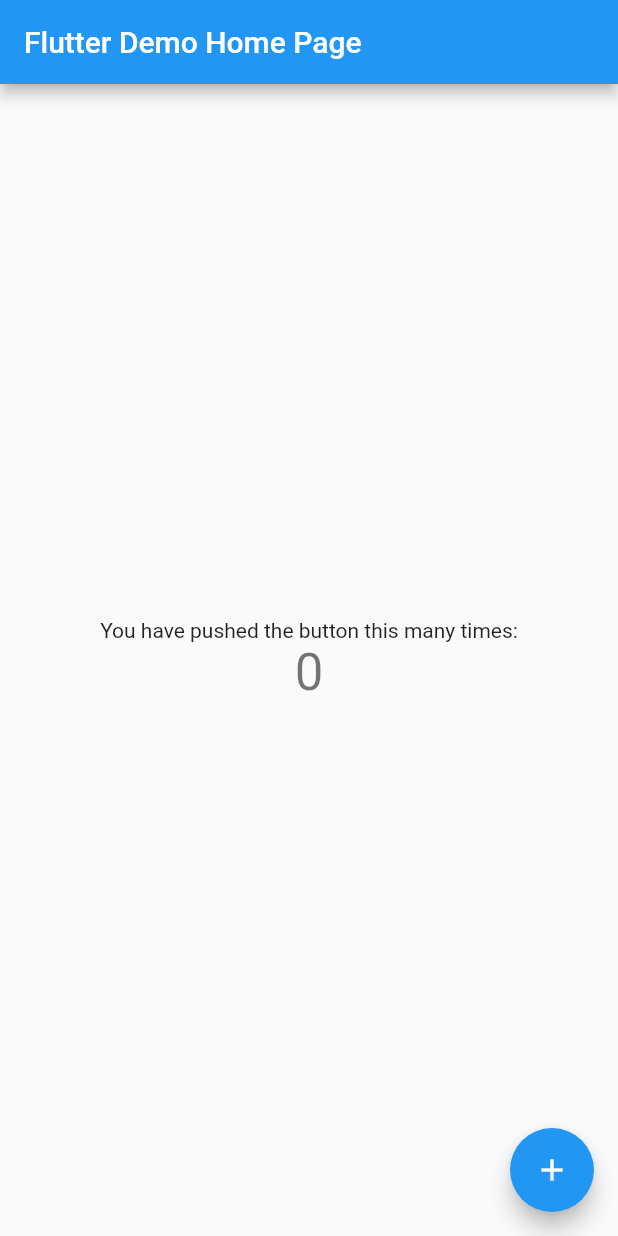
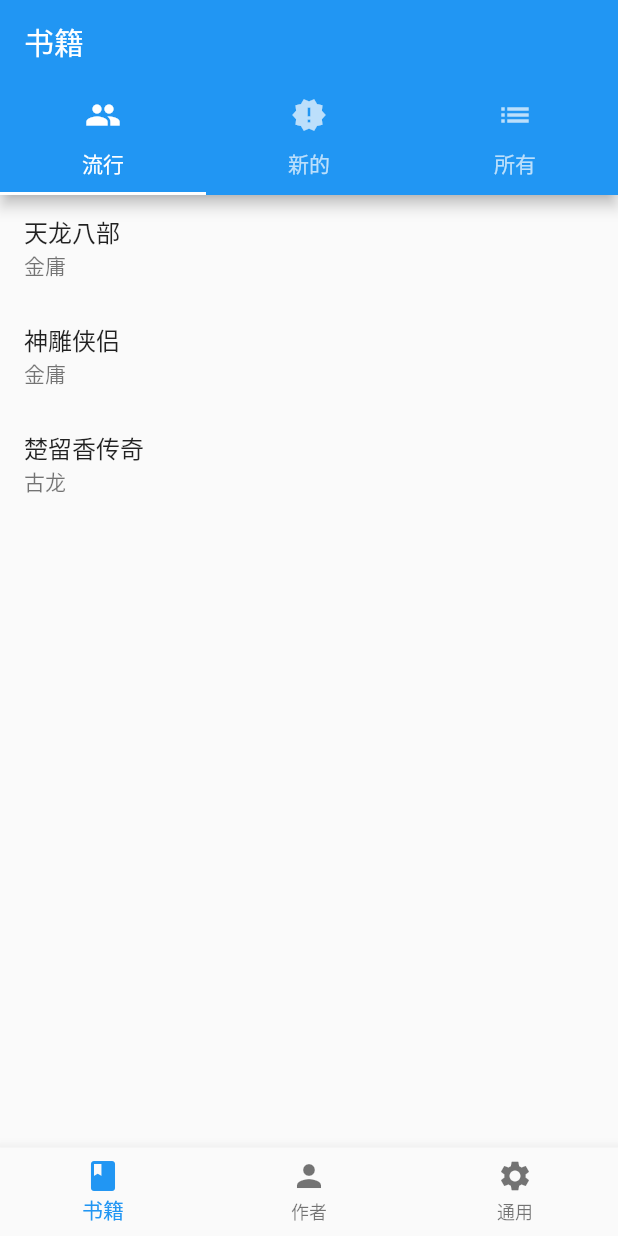
Before and after one commit to chejdj/flutter_learn, a Flutter app: the screen it shows after launch, on a phone screen of 412 x 824 dp. Run offline on Flutter 3.47's test engine with Material 2 defaults, Android fonts, the phone set to English and light mode, and no system bars.

Commit message:
[Feat] finish basic functions

```diff
--- /dev/null
+++ b/lib/app.dart
@@ -0,0 +1,16 @@
+import 'package:flutter/material.dart';
+import 'package:flutter_learn/routing/router.dart';
+
+class App extends StatelessWidget {
+  const App({super.key});
+
+  ///全局配置路由入口
+  @override
+  Widget build(BuildContext context) {
+    return MaterialApp(
+      title: 'Learning Demo',
+      onGenerateRoute: FLRouter.generateRoute,
+      initialRoute: FLRouter.main,
+    );
+  }
+}
--- /dev/null
+++ b/lib/data/author.dart
@@ -0,0 +1,9 @@
+import 'book.dart';
+
+class Author {
+  final int id;
+  final String name;
+  final books = <Book>[];
+
+  Author(this.id, this.name);
+}
--- /dev/null
+++ b/lib/data/book.dart
@@ -0,0 +1,11 @@
+import 'author.dart';
+
+class Book {
+  final int id;
+  final String title;
+  final Author author;
+  final bool isPopular;
+  final bool isNew;
+
+  Book(this.id, this.title, this.isPopular, this.isNew, this.author);
+}
--- /dev/null
+++ b/lib/domain/library.dart
@@ -0,0 +1,45 @@
+import '../data/author.dart';
+import '../data/book.dart';
+
+final libraryInstance = Library()
+  ..addBook(title: '天龙八部', authorName: '金庸', isPopular: true, isNew: true)
+  ..addBook(title: '射雕英雄传', authorName: '金庸', isPopular: false, isNew: true)
+  ..addBook(title: '神雕侠侣', authorName: '金庸', isPopular: true, isNew: false)
+  ..addBook(title: '笑傲江湖', authorName: '金庸', isPopular: false, isNew: false)
+  ..addBook(title: '楚留香传奇', authorName: '古龙', isPopular: true, isNew: true)
+  ..addBook(title: '小李飞刀', authorName: '古龙', isPopular: false, isNew: true)
+  ..addBook(title: '陆小凤传奇', authorName: '古龙', isPopular: false, isNew: true)
+  ..addBook(title: '萧十一郎', authorName: '古龙', isPopular: false, isNew: false);
+
+class Library {
+  final List<Book> allBooks = [];
+  final List<Author> allAuthors = [];
+
+  void addBook({
+    required String title,
+    required String authorName,
+    required bool isPopular,
+    required bool isNew,
+  }) {
+    var author = allAuthors.firstWhere(
+      (author) => author.name == authorName,
+      orElse: () {
+        final value = Author(allAuthors.length, authorName);
+        allAuthors.add(value);
+        return value;
+      },
+    );
+    var book = Book(allBooks.length, title, isPopular, isNew, author);
+
+    author.books.add(book);
+    allBooks.add(book);
+  }
+
+  List<Book> get popularBooks => [
+        ...allBooks.where((book) => book.isPopular),
+      ];
+
+  List<Book> get newBooks => [
+        ...allBooks.where((book) => book.isNew),
+      ];
+}
--- a/lib/main.dart
+++ b/lib/main.dart
@@ -1,115 +1,7 @@
 import 'package:flutter/material.dart';
+import 'package:flutter_learn/app.dart';
 
+///Flutter层代码执行入口
 void main() {
-  runApp(const MyApp());
+  runApp(const App());
 }
-
-class MyApp extends StatelessWidget {
-  const MyApp({super.key});
-
-  // This widget is the root of your application.
-  @override
-  Widget build(BuildContext context) {
-    return MaterialApp(
-      title: 'Flutter Demo',
-      theme: ThemeData(
-        // This is the theme of your application.
-        //
-        // Try running your application with "flutter run". You'll see the
-        // application has a blue toolbar. Then, without quitting the app, try
-        // changing the primarySwatch below to Colors.green and then invoke
-        // "hot reload" (press "r" in the console where you ran "flutter run",
-        // or simply save your changes to "hot reload" in a Flutter IDE).
-        // Notice that the counter didn't reset back to zero; the application
-        // is not restarted.
-        primarySwatch: Colors.blue,
-      ),
-      home: const MyHomePage(title: 'Flutter Demo Home Page'),
-    );
-  }
-}
-
-class MyHomePage extends StatefulWidget {
-  const MyHomePage({super.key, required this.title});
-
-  // This widget is the home page of your application. It is stateful, meaning
-  // that it has a State object (defined below) that contains fields that affect
-  // how it looks.
-
-  // This class is the configuration for the state. It holds the values (in this
-  // case the title) provided by the parent (in this case the App widget) and
-  // used by the build method of the State. Fields in a Widget subclass are
-  // always marked "final".
-
-  final String title;
-
-  @override
-  State<MyHomePage> createState() => _MyHomePageState();
-}
-
-class _MyHomePageState extends State<MyHomePage> {
-  int _counter = 0;
-
-  void _incrementCounter() {
-    setState(() {
-      // This call to setState tells the Flutter framework that something has
-      // changed in this State, which causes it to rerun the build method below
-      // so that the display can reflect the updated values. If we changed
-      // _counter without calling setState(), then the build method would not be
-      // called again, and so nothing would appear to happen.
-      _counter++;
-    });
-  }
-
-  @override
-  Widget build(BuildContext context) {
-    // This method is rerun every time setState is called, for instance as done
-    // by the _incrementCounter method above.
-    //
-    // The Flutter framework has been optimized to make rerunning build methods
-    // fast, so that you can just rebuild anything that needs updating rather
-    // than having to individually change instances of widgets.
-    return Scaffold(
-      appBar: AppBar(
-        // Here we take the value from the MyHomePage object that was created by
-        // the App.build method, and use it to set our appbar title.
-        title: Text(widget.title),
-      ),
-      body: Center(
-        // Center is a layout widget. It takes a single child and positions it
-        // in the middle of the parent.
-        child: Column(
-          // Column is also a layout widget. It takes a list of children and
-          // arranges them vertically. By default, it sizes itself to fit its
-          // children horizontally, and tries to be as tall as its parent.
-          //
-          // Invoke "debug painting" (press "p" in the console, choose the
-          // "Toggle Debug Paint" action from the Flutter Inspector in Android
-          // Studio, or the "Toggle Debug Paint" command in Visual Studio Code)
-          // to see the wireframe for each widget.
-          //
-          // Column has various properties to control how it sizes itself and
-          // how it positions its children. Here we use mainAxisAlignment to
-          // center the children vertically; the main axis here is the vertical
-          // axis because Columns are vertical (the cross axis would be
-          // horizontal).
-          mainAxisAlignment: MainAxisAlignment.center,
-          children: <Widget>[
-            const Text(
-              'You have pushed the button this many times:',
-            ),
-            Text(
-              '$_counter',
-              style: Theme.of(context).textTheme.headlineMedium,
-            ),
-          ],
-        ),
-      ),
-      floatingActionButton: FloatingActionButton(
-        onPressed: _incrementCounter,
-        tooltip: 'Increment',
-        child: const Icon(Icons.add),
-      ), // This trailing comma makes auto-formatting nicer for build methods.
-    );
-  }
-}
--- /dev/null
+++ b/lib/routing/router.dart
@@ -0,0 +1,29 @@
+import 'package:flutter/material.dart';
+import 'package:flutter_learn/data/book.dart';
+import 'package:flutter_learn/ui/book/book_details.dart';
+
+import '../ui/home.dart';
+
+class FLRouter {
+  static const String main = 'Main';
+  static const String bookDetail = 'bookDetail';
+
+  /// 路由拦截，此处根据参数构造页面，根据不同name进行页面跳转,两个方式一个传参和不传参两种方式
+  static RouteFactory generateRoute = (RouteSettings settings) {
+    if (settings.name == main) {
+      return MaterialPageRoute(builder: (BuildContext context) {
+        return const HomePage();
+      });
+    }
+    if (settings.name == bookDetail &&
+        settings.arguments != null &&
+        settings.arguments is Book) {
+      return MaterialPageRoute(builder: (BuildContext context) {
+        return BookDetailsPage(
+          book: settings.arguments as Book,
+        );
+      });
+    }
+    return null;
+  };
+}
--- /dev/null
+++ b/lib/ui/book/books.dart
@@ -0,0 +1,72 @@
+import 'package:flutter/material.dart';
+import 'package:flutter_learn/routing/router.dart';
+
+import '../../data/book.dart';
+import '../../domain/library.dart';
+import '../../widgets/book_list.dart';
+
+class BooksPage extends StatefulWidget {
+  const BooksPage({
+    super.key,
+  });
+
+  @override
+  State<BooksPage> createState() => _BooksPageState();
+}
+
+class _BooksPageState extends State<BooksPage>
+    with SingleTickerProviderStateMixin {
+  late TabController _tabController;
+
+  @override
+  void initState() {
+    super.initState();
+    _tabController = TabController(length: 3, vsync: this);
+  }
+
+  @override
+  Widget build(BuildContext context) => Scaffold(
+        appBar: AppBar(
+          title: const Text('书籍'),
+          bottom: TabBar(
+            controller: _tabController,
+            tabs: const [
+              Tab(
+                text: '流行',
+                icon: Icon(Icons.people),
+              ),
+              Tab(
+                text: '新的',
+                icon: Icon(Icons.new_releases),
+              ),
+              Tab(
+                text: '所有',
+                icon: Icon(Icons.list),
+              ),
+            ],
+          ),
+        ),
+        body: TabBarView(
+          controller: _tabController,
+          children: [
+            BookList(
+              books: libraryInstance.popularBooks,
+              onTap: _handleBookTapped,
+            ),
+            BookList(
+              books: libraryInstance.newBooks,
+              onTap: _handleBookTapped,
+            ),
+            BookList(
+              books: libraryInstance.allBooks,
+              onTap: _handleBookTapped,
+            ),
+          ],
+        ),
+      );
+
+  /// 携带参数的路由跳转
+  void _handleBookTapped(Book book) {
+    Navigator.pushNamed(context, FLRouter.bookDetail, arguments: book);
+  }
+}
--- /dev/null
+++ b/lib/ui/home.dart
@@ -0,0 +1,55 @@
+import 'package:flutter/material.dart';
+import 'package:flutter_learn/ui/author/authors.dart';
+import 'package:flutter_learn/ui/book/books.dart';
+import 'package:flutter_learn/ui/common/common.dart';
+
+class HomePage extends StatefulWidget {
+  const HomePage({
+    super.key,
+  });
+
+  @override
+  State<StatefulWidget> createState() {
+    return _HomePageState();
+  }
+}
+
+class _HomePageState extends State<HomePage>
+    with SingleTickerProviderStateMixin {
+  static const int homeTabLength = 3;
+  TabController? controller;
+
+  @override
+  void initState() {
+    super.initState();
+    controller = TabController(length: homeTabLength, vsync: this);
+  }
+
+  @override
+  Widget build(BuildContext context) {
+    return Scaffold(
+      bottomNavigationBar: BottomNavigationBar(
+        currentIndex: controller?.index ?? 0,
+        items: const <BottomNavigationBarItem>[
+          BottomNavigationBarItem(icon: Icon(Icons.book), label: '书籍'),
+          BottomNavigationBarItem(icon: Icon(Icons.person), label: '作者'),
+          BottomNavigationBarItem(icon: Icon(Icons.settings), label: '通用'),
+        ],
+        onTap: (int? tapIndex) {
+          setState(() {
+            controller?.animateTo(tapIndex ?? 0);
+          });
+        },
+      ),
+      body: TabBarView(
+        physics: const NeverScrollableScrollPhysics(),
+        controller: controller,
+        children: const <Widget>[
+          BooksPage(),
+          AuthorsPage(),
+          CommonPage(),
+        ],
+      ),
+    );
+  }
+}
--- /dev/null
+++ b/lib/widgets/book_list.dart
@@ -0,0 +1,28 @@
+import 'package:flutter/material.dart';
+
+import '../data/book.dart';
+
+class BookList extends StatelessWidget {
+  final List<Book> books;
+  final ValueChanged<Book>? onTap;
+
+  const BookList({
+    required this.books,
+    this.onTap,
+    super.key,
+  });
+
+  @override
+  Widget build(BuildContext context) => ListView.builder(
+        itemCount: books.length,
+        itemBuilder: (context, index) => ListTile(
+          title: Text(
+            books[index].title,
+          ),
+          subtitle: Text(
+            books[index].author.name,
+          ),
+          onTap: onTap != null ? () => onTap!(books[index]) : null,
+        ),
+      );
+}
```
Also changed, not shown: lib/ui/author/author_details.dart (added, +34 -0 lines), lib/ui/author/authors.dart (added, +23 -0 lines), lib/ui/book/book_details.dart (added, +42 -0 lines), lib/ui/common/common.dart (added, +88 -0 lines), lib/widgets/author_list.dart (added, +28 -0 lines), pubspec.yaml (+9 -0 lines), pubspec.lock, 9 other files.
